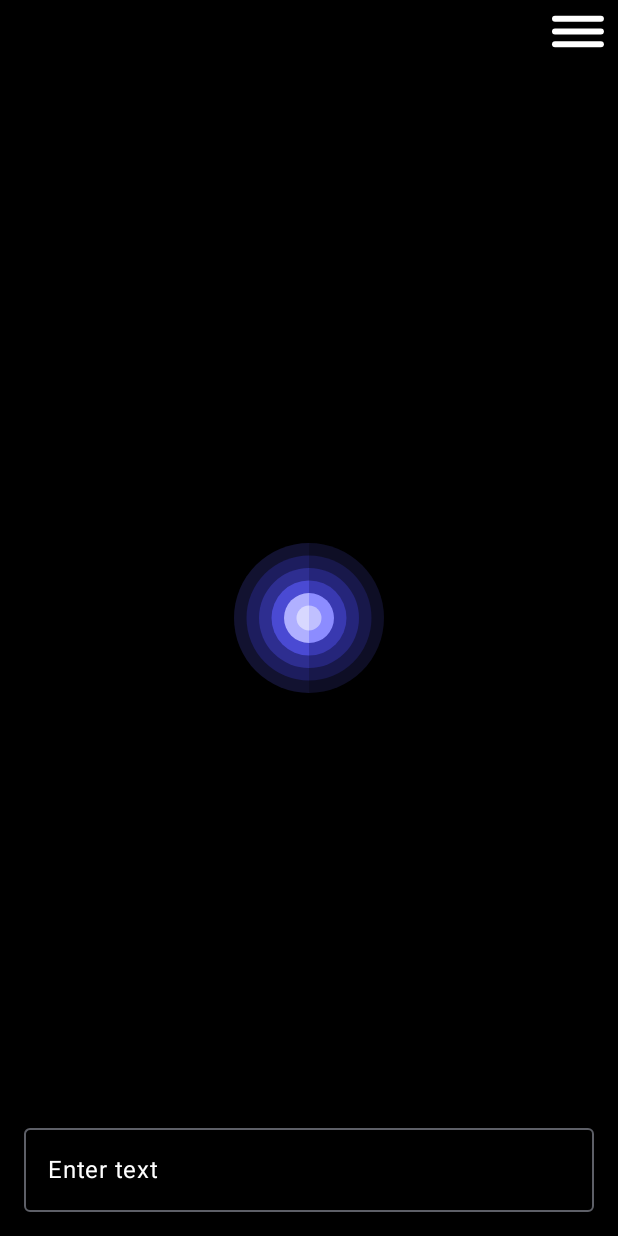
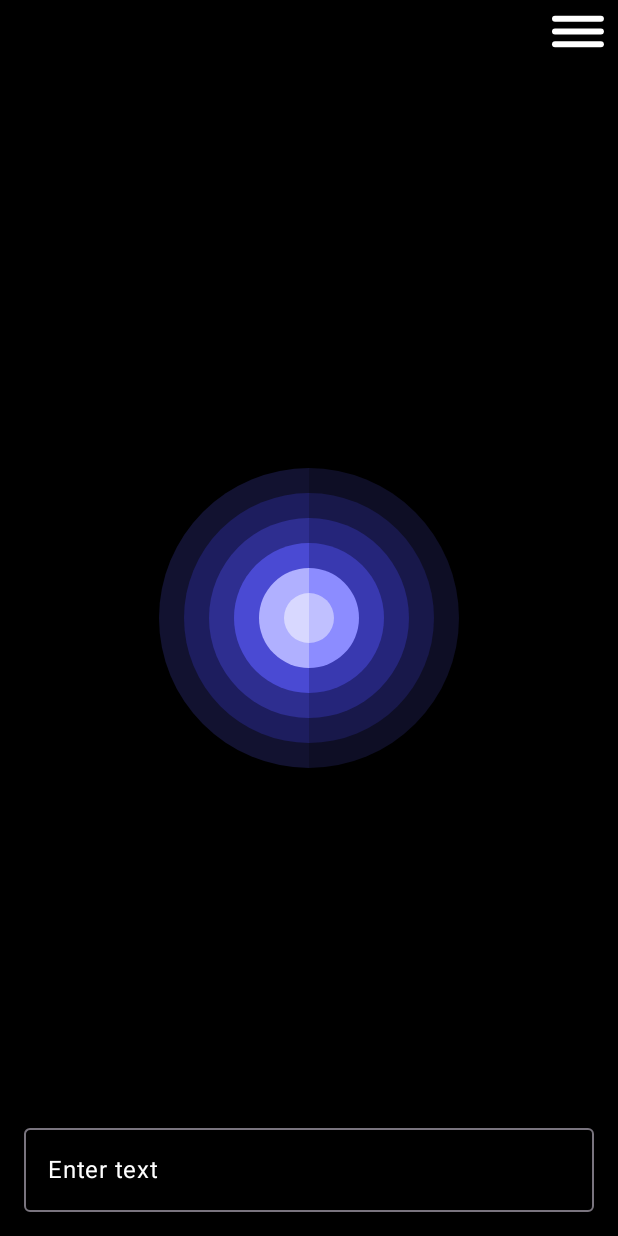
Before and after one commit to ChristopherHousholder/RealTimeTranslationApp, an Android app built with Jetpack Compose: the screen it shows after launch (MainActivity), on a phone screen of 412 x 824 dp. Run offline under Robolectric (Android 15) with nearby library versions, the light colour scheme and no system bars.

Commit message:
pulsing working

```diff
--- a/Sam-TranslatorApp/app/src/main/java/com/samanthamalca/translatorapp/MainActivity.kt
+++ b/Sam-TranslatorApp/app/src/main/java/com/samanthamalca/translatorapp/MainActivity.kt
@@ -5,57 +5,42 @@ import androidx.activity.ComponentActivity
 import androidx.activity.compose.setContent
 import androidx.activity.enableEdgeToEdge
 import androidx.compose.foundation.background
-import androidx.compose.foundation.clickable
 import androidx.compose.foundation.layout.Box
 import androidx.compose.foundation.layout.fillMaxSize
 import androidx.compose.foundation.layout.fillMaxWidth
-import androidx.compose.foundation.layout.size
-import androidx.compose.material3.Surface
-import androidx.compose.runtime.*
+import androidx.compose.runtime.Composable
 import androidx.compose.ui.Alignment
 import androidx.compose.ui.Modifier
 import androidx.compose.ui.graphics.Color
-import androidx.compose.ui.unit.dp
 import com.samanthamalca.translatorapp.components.BottomTextField
+import com.samanthamalca.translatorapp.components.CircularDesign
 import com.samanthamalca.translatorapp.components.CustomTopMenu
-import com.samanthamalca.translatorapp.components.PulsatingWaves
 import com.samanthamalca.translatorapp.components.ShazamScreenEffect
-import com.samanthamalca.translatorapp.ui.theme.TranslatorAppTheme
 
 @Composable
 fun MyScreen() {
-    // State variable to track whether the ripple effect is active
-    var isEffectActive by remember { mutableStateOf(false) }
-
     Box(
         modifier = Modifier
             .fillMaxSize()
             .background(Color.Black)
     ) {
-        // Conditionally show the Shazam-like ripple effect
-        if (isEffectActive) {
-            Box(modifier = Modifier.fillMaxSize()) {
-                ShazamScreenEffect()
-            }
-        }
-
-        // Top menu icon
-        Box(modifier = Modifier.fillMaxWidth(), contentAlignment = Alignment.TopEnd) {
+        // Optional top menu
+        Box(
+            modifier = Modifier.fillMaxWidth(),
+            contentAlignment = Alignment.TopEnd
+        ) {
             CustomTopMenu { println("Menu Clicked!") }
         }
 
-        // Central circle button that toggles the ripple effect
+        // Centered circular "button"
         Box(
-            modifier = Modifier
-                .size(100.dp) // Adjust the size as needed
-                .align(Alignment.Center)
-                .clickable { isEffectActive = !isEffectActive },
+            modifier = Modifier.fillMaxSize(),
             contentAlignment = Alignment.Center
         ) {
-            PulsatingWaves()
+            CircularDesign()
         }
 
-        // Bottom text field
+        // Optional bottom text
         BottomTextField()
     }
 }
@@ -65,9 +50,7 @@ class MainActivity : ComponentActivity() {
         super.onCreate(savedInstanceState)
         enableEdgeToEdge()
         setContent {
-            TranslatorAppTheme {
-                MyScreen()
-            }
+            MyScreen()
         }
     }
 }
--- a/Sam-TranslatorApp/app/src/main/java/com/samanthamalca/translatorapp/components/CircularDesign.kt
+++ b/Sam-TranslatorApp/app/src/main/java/com/samanthamalca/translatorapp/components/CircularDesign.kt
@@ -1,50 +1,59 @@
 package com.samanthamalca.translatorapp.components
-
 
 import androidx.compose.animation.core.animateFloatAsState
 import androidx.compose.animation.core.tween
 import androidx.compose.foundation.Canvas
 import androidx.compose.foundation.clickable
+import androidx.compose.foundation.layout.Box
 import androidx.compose.foundation.layout.size
-import androidx.compose.material3.Text
-import androidx.compose.runtime.Composable
-import androidx.compose.runtime.getValue
-import androidx.compose.runtime.mutableStateOf
-import androidx.compose.runtime.remember
-import androidx.compose.runtime.setValue
+import androidx.compose.runtime.*
+import androidx.compose.ui.Alignment
 import androidx.compose.ui.Modifier
+import androidx.compose.ui.geometry.Offset
 import androidx.compose.ui.graphics.Color
-import androidx.compose.ui.geometry.Offset
 import androidx.compose.ui.graphics.graphicsLayer
 import androidx.compose.ui.unit.dp
 
 @Composable
 fun CircularDesign() {
+    // Toggles both circle transform AND pulses
     var isPressed by remember { mutableStateOf(false) }
 
+    // Circle rotation/scale
     val scale by animateFloatAsState(
         targetValue = if (isPressed) 1.2f else 1f,
         animationSpec = tween(durationMillis = 300)
     )
-
     val rotation by animateFloatAsState(
         targetValue = if (isPressed) 15f else 0f,
         animationSpec = tween(durationMillis = 300)
     )
 
-    Canvas(
+    Box(
         modifier = Modifier
             .size(200.dp)
-            .clickable { isPressed = !isPressed }
-            .graphicsLayer(scaleX = scale, scaleY = scale, rotationZ = rotation)
+            .clickable { isPressed = !isPressed }  // Button-like behavior
+            .graphicsLayer(
+                scaleX = scale,
+                scaleY = scale,
+                rotationZ = rotation
+            ),
+        contentAlignment = Alignment.Center
     ) {
+        // 2) Draw infinite pulses *on top* of the arcs, only while pressed
+        PulsatingWaves(
+            isPressed = isPressed,
+            modifier = Modifier.matchParentSize()
+        )
+
+        // 1) Draw the arcs first (the color “circle”)
+        Canvas(modifier = Modifier.matchParentSize()) {
             val center = Offset(size.width / 2, size.height / 2)
             val colorsLeft = listOf(
                 Color(0xFF121230), Color(0xFF1D1D5E),
                 Color(0xFF2E2E90), Color(0xFF4A4AD3),
                 Color(0xFFB0B0FF), Color(0xFFD8D8FF)
             )
-
             val colorsRight = listOf(
                 Color(0xFF0E0E25), Color(0xFF18184A),
                 Color(0xFF25257A), Color(0xFF3939B0),
@@ -52,14 +61,21 @@ fun CircularDesign() {
             )
 
             val radiusStep = size.minDimension / 2 / colorsLeft.size
+
             colorsLeft.forEachIndexed { index, color ->
                 drawArc(
                     color = color,
                     startAngle = 90f,
                     sweepAngle = 180f,
                     useCenter = true,
-                topLeft = Offset(center.x - radiusStep * (colorsLeft.size - index), center.y - radiusStep * (colorsLeft.size - index)),
-                size = androidx.compose.ui.geometry.Size(radiusStep * (colorsLeft.size - index) * 2, radiusStep * (colorsLeft.size - index) * 2)
+                    topLeft = Offset(
+                        center.x - radiusStep * (colorsLeft.size - index),
+                        center.y - radiusStep * (colorsLeft.size - index)
+                    ),
+                    size = androidx.compose.ui.geometry.Size(
+                        radiusStep * (colorsLeft.size - index) * 2,
+                        radiusStep * (colorsLeft.size - index) * 2
+                    )
                 )
             }
 
@@ -69,9 +85,16 @@ fun CircularDesign() {
                     startAngle = -90f,
                     sweepAngle = 180f,
                     useCenter = true,
-                topLeft = Offset(center.x - radiusStep * (colorsRight.size - index), center.y - radiusStep * (colorsRight.size - index)),
-                size = androidx.compose.ui.geometry.Size(radiusStep * (colorsRight.size - index) * 2, radiusStep * (colorsRight.size - index) * 2)
+                    topLeft = Offset(
+                        center.x - radiusStep * (colorsRight.size - index),
+                        center.y - radiusStep * (colorsRight.size - index)
+                    ),
+                    size = androidx.compose.ui.geometry.Size(
+                        radiusStep * (colorsRight.size - index) * 2,
+                        radiusStep * (colorsRight.size - index) * 2
+                    )
                 )
             }
         }
     }
+}
--- a/Sam-TranslatorApp/app/src/main/java/com/samanthamalca/translatorapp/components/PulsatingWaves.kt
+++ b/Sam-TranslatorApp/app/src/main/java/com/samanthamalca/translatorapp/components/PulsatingWaves.kt
@@ -1,48 +1,52 @@
 package com.samanthamalca.translatorapp.components
 
-
-import androidx.compose.animation.core.animateFloatAsState
+import androidx.compose.animation.core.FastOutSlowInEasing
+import androidx.compose.animation.core.LinearEasing
+import androidx.compose.animation.core.RepeatMode
+import androidx.compose.animation.core.animateFloat
+import androidx.compose.animation.core.infiniteRepeatable
+import androidx.compose.animation.core.rememberInfiniteTransition
 import androidx.compose.animation.core.tween
 import androidx.compose.foundation.Canvas
-import androidx.compose.foundation.clickable
 import androidx.compose.foundation.layout.size
-import androidx.compose.foundation.layout.Box
 import androidx.compose.runtime.Composable
 import androidx.compose.runtime.getValue
-import androidx.compose.runtime.mutableStateOf
-import androidx.compose.runtime.remember
-import androidx.compose.runtime.setValue
-import androidx.compose.ui.Alignment
 import androidx.compose.ui.Modifier
+import androidx.compose.ui.geometry.Offset
 import androidx.compose.ui.graphics.Color
-import androidx.compose.ui.geometry.Offset
 import androidx.compose.ui.unit.dp
 
 @Composable
-fun PulsatingWaves() {
-    var isPressed by remember { mutableStateOf(false) }
+fun PulsatingWaves(
+    isPressed: Boolean,
+    modifier: Modifier = Modifier
+) {
+    // Only animate if pressed:
+    if (isPressed) {
+        val infiniteTransition = rememberInfiniteTransition(label = "pulses")
 
-    val animationProgress by animateFloatAsState(
-        targetValue = if (isPressed) 1f else 0f,
-        animationSpec = tween(durationMillis = 800)
-    )
+        // Animate from 0 to 1 repeatedly:
+        val animationProgress by infiniteTransition.animateFloat(
+            initialValue = 0.7f,
+            targetValue = 1f,
+            animationSpec = infiniteRepeatable(
+                animation = tween(durationMillis = 900, easing = FastOutSlowInEasing),
+                repeatMode = RepeatMode.Reverse
+            ),
+            label = "waveProgress"
+        )
 
-    Box(
-        contentAlignment = Alignment.Center,
-        modifier = Modifier
-            .size(200.dp)
-            .clickable { isPressed = !isPressed }
-    ) {
-        Canvas(modifier = Modifier.size(200.dp)) {
+        Canvas(modifier = modifier.size(200.dp)) {
             val center = Offset(size.width / 2, size.height / 2)
-            for (i in 1..3) {
+            // Three concentric waves
+//            for (i in 1..3) {
+                val i = 3;
                 drawCircle(
-                    color = Color(0xFF4A4AD3).copy(alpha = 0.3f - (i * 0.1f)),
+                    color = Color(0xFFC5C5C5).copy(alpha = 0.4f - (i * 0.1f)),
                     radius = (size.minDimension / 2) * animationProgress * (i * 0.5f),
                     center = center
                 )
-            }
+//            }
         }
-        CircularDesign()
     }
 }
```
Also changed, not shown: 4 other files. Lines whose indentation alone changed are shown as unchanged.
